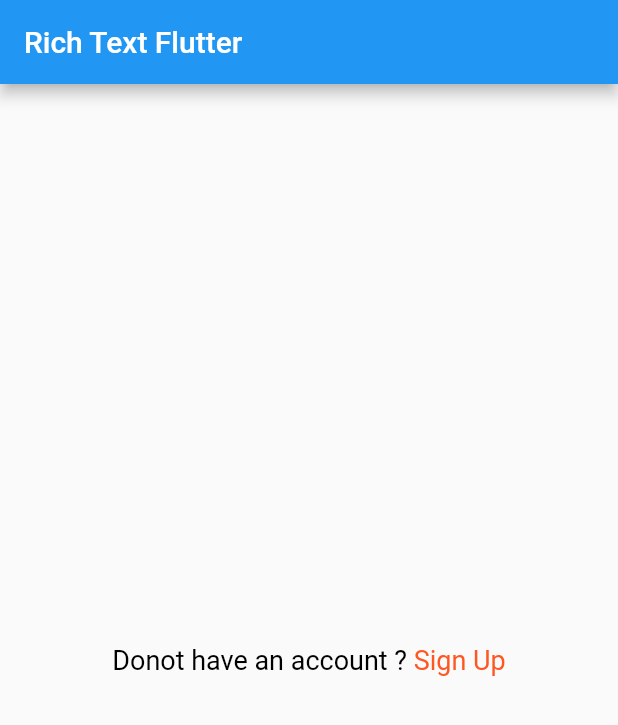
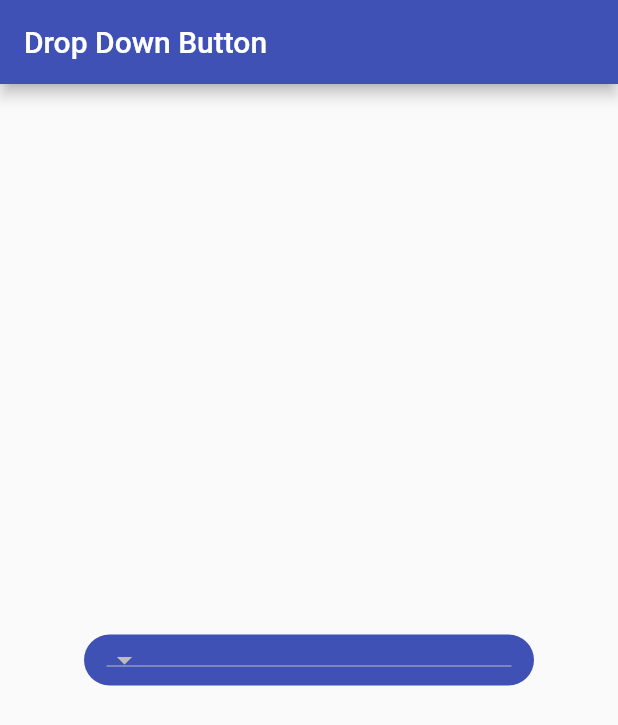
Before and after one commit to mdmanik74/Flutter-Practices, a Flutter app: the screen it shows after launch, on a phone screen of 412 x 824 dp. Shown: the top 725 px of the screen. Run offline on Flutter 3.47's test engine with Material 2 defaults, Android fonts, the phone set to English and light mode, and no system bars.

Commit message:
Drop down button

```diff
--- a/lib/main.dart
+++ b/lib/main.dart
@@ -1,3 +1,63 @@
+import 'package:flutter/material.dart';
+void main() =>runApp(MyApp());
+
+class MyApp extends StatelessWidget{
+  @override
+  Widget build(BuildContext context){
+    return MaterialApp(
+      debugShowCheckedModeBanner: false,
+      title: 'Flutter Drop Down Option',
+      theme: ThemeData(
+        primarySwatch: Colors.indigo,
+      ),
+      home: const HomePage()
+    );
+  }
+}
+class HomePage extends StatefulWidget {
+  const HomePage({Key? key}) : super(key: key);
+
+  @override
+  State<HomePage> createState() => _HomePageState();
+}
+
+class _HomePageState extends State<HomePage> {
+  // define a list of options for the dropdown
+  final List<String> _animals = ["Dog", "Cat", "Crocodile", "Dragon"];
+
+  // the selected value
+  String? _selectedAnimal;
+  @override
+    Widget build (BuildContext context){
+  return Scaffold(
+    appBar: AppBar(
+      title: Text('Drop Down Button'),
+    ),
+    body: Center(
+      child: Container(
+        padding: const EdgeInsets.symmetric(vertical: 5, horizontal: 15),
+        width: 300,
+        decoration: BoxDecoration(
+          color: Theme.of(context).primaryColor,
+          borderRadius: BorderRadius.circular(30)),
+        child: DropdownButton(
+          value: _selectedAnimal,
+          onChanged: (value){
+            setState(() {
+              _selectedAnimal = vlue;
+            });
+          },
+        ),
+        ),
+      ),
+    ),
+  );}
+}
+
+
+
+
+/*
 import 'package:flutter/material.dart';
 void main() => runApp(MyApp());
  class MyApp extends StatelessWidget {
@@ -22,19 +82,7 @@ void main() => runApp(MyApp());
      );
    }
  }
-
-
-
-
-
-
-
-
-
-
-
-
-
+ */
 /*
 import 'package:flutter/material.dart';
 
```
